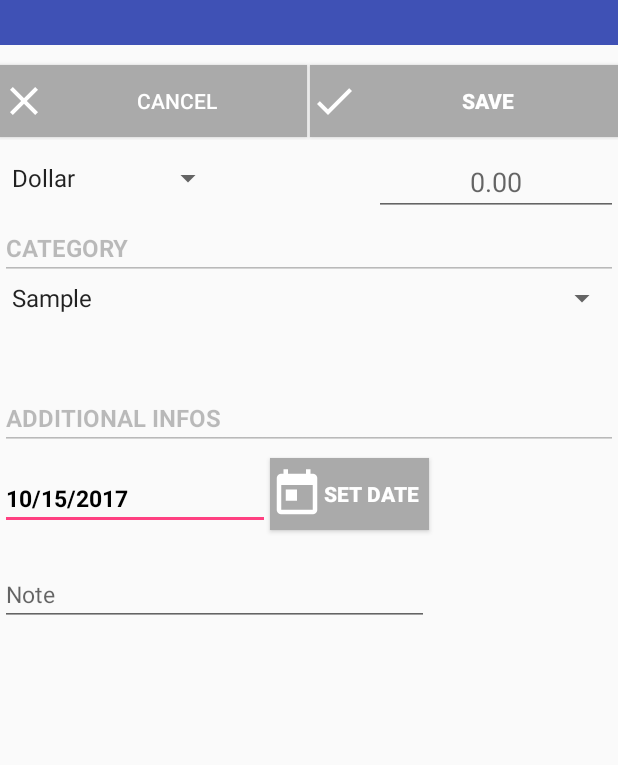
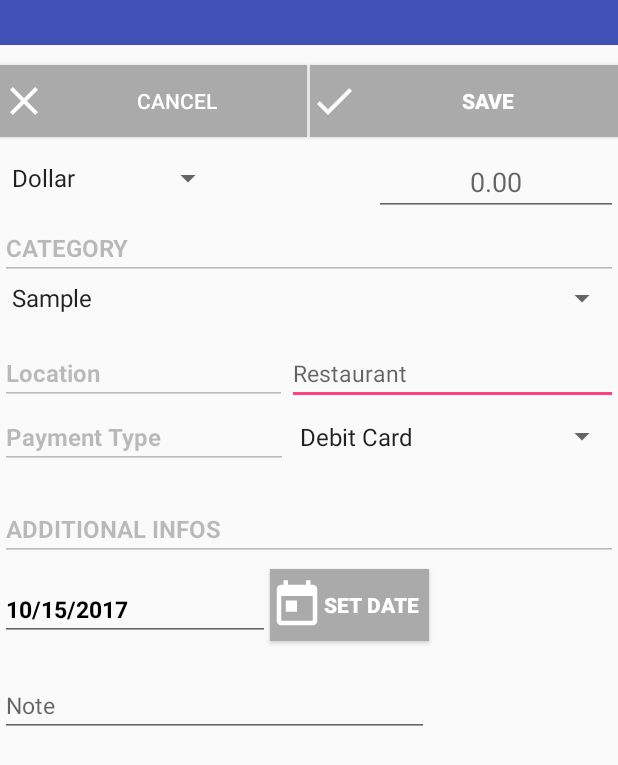
Before and after one commit to tgshelanskey/ManageExpense, an Android app: the Tab2 screen opened directly, with no data from a screen before it, on a phone screen of 412 x 824 dp. Shown: the top 765 px of the screen. Run offline under Robolectric (Android 15) with nearby library versions, the light colour scheme and no system bars; 2 statements that could not run were skipped.

Commit message:
1.Added location and payment type in expense entry page. 2. saves the values of location and payment in sqlite. 3. The data displays in history page.

```diff
--- a/app/src/main/java/com/example/jasper/manageexpense/Edit_expense_List.java
+++ b/app/src/main/java/com/example/jasper/manageexpense/Edit_expense_List.java
@@ -12,13 +12,15 @@ public class Edit_expense_List {
     private double amount;
     private Date date;
     private String note;
+    private String location;
 
-    Edit_expense_List(int id, String name, double amount, Date date, String note){
+    Edit_expense_List(int id, String name, double amount, Date date, String note, String location){
         this.id = id;
         this.name = name;
         this.amount = amount;
         this.date = date;
         this.note = note;
+        this.location =location;
 
     }
 
@@ -59,4 +61,6 @@ public class Edit_expense_List {
     public void setNote(String note) {
         this.note = note;
     }
+
+
 }
--- a/app/src/main/java/com/example/jasper/manageexpense/Edit_expense_adapter.java
+++ b/app/src/main/java/com/example/jasper/manageexpense/Edit_expense_adapter.java
@@ -24,6 +24,7 @@ public class Edit_expense_adapter extends BaseAdapter {
         this.context = context;
         this.lists = lists;
         this.currencyType = currencyType;
+
     }
 
     @Override
--- a/app/src/main/java/com/example/jasper/manageexpense/Tab2.java
+++ b/app/src/main/java/com/example/jasper/manageexpense/Tab2.java
@@ -54,6 +54,8 @@ public class Tab2 extends Activity implements AdapterView.OnItemSelectedListener
     Spinner spinner;
     //pGhale US6 : declaring spinner variable spinnercurrency
     Spinner spinnerCurrency;
+    Spinner spinnerpayment; //pGhale : declaring spinner variable spinnerpayment
+    EditText location;
     private int year, month, day;
     final Context context = this;
 
@@ -69,6 +71,7 @@ public class Tab2 extends Activity implements AdapterView.OnItemSelectedListener
         buttonCancel = (Button) findViewById(R.id.btnCancelExpense);
         spinner = (Spinner) findViewById(R.id.list_spinner);
         spinner.setOnItemSelectedListener(this);
+        location = (EditText) findViewById(R.id.editLocation); //pGhale:
 
         //populate spinner currency object
         //shelanskey, ghale US4, US6 Create currency selector and set its default value
@@ -76,9 +79,13 @@ public class Tab2 extends Activity implements AdapterView.OnItemSelectedListener
         String currencyType = dbHelper.getSetting("CURRENCY");
         int preferredCurrency = CurrencyHandler.lookupPosition(currencyType);
 
-        spinnerCurrency = (Spinner) findViewById(R.id.spinner_unit); //pGhale
+        spinnerCurrency = (Spinner) findViewById(R.id.spinner_unit); //pGhale : populates spinnerCurrency object
         spinnerCurrency.setOnItemSelectedListener(this);
         spinnerCurrency.setSelection(preferredCurrency);
+        loadListView();
+
+        spinnerpayment =(Spinner) findViewById(R.id.payment_spinner); // pghale: populates spinnerpayment object
+        spinnerpayment.setOnItemSelectedListener(this);
         loadListView();
 
         calendar = Calendar.getInstance();
@@ -178,6 +185,8 @@ public class Tab2 extends Activity implements AdapterView.OnItemSelectedListener
                 String notes = note.getText().toString();
                 //pGhale US6: getting the current selected currency
                 String currency = spinnerCurrency.getSelectedItem().toString();
+                String payment =spinnerpayment.getSelectedItem().toString(); //pGhale: getting the current selected payment
+                String locations =location.getText().toString(); //pGhale:
 
                 if (category_add.length() <= 0) {
                     Toast.makeText(getApplicationContext(), "Please Add Category first!", Toast.LENGTH_LONG).show();
@@ -188,7 +197,7 @@ public class Tab2 extends Activity implements AdapterView.OnItemSelectedListener
                 if (category_add.trim().length() > 0) {
                     DBHelper db = new DBHelper(getApplicationContext());
                     //pghale US6: adding currency column to the Add_Expense table
-                    double chkValue = db.insertAdd_Expense(category_add, amount, newDate, notes, currency);//pghale: adding currency column to the Add_Expense table
+                    double chkValue = db.insertAdd_Expense(category_add, amount, newDate, notes, currency, payment,locations);//pghale: adding currency, location and payment columns to the Add_Expense table
                     if (chkValue < 0){
                         Toast.makeText(getApplicationContext(), "Exceeded Budget for " + category_add, Toast.LENGTH_SHORT).show();
                     }
@@ -197,6 +206,7 @@ public class Tab2 extends Activity implements AdapterView.OnItemSelectedListener
                     amount_add.setText("");
                     date_add.setText("");
                     note.setText("");
+                    location.setText("");
 
 
                     InputMethodManager imm = (InputMethodManager)
@@ -214,6 +224,11 @@ public class Tab2 extends Activity implements AdapterView.OnItemSelectedListener
                     InputMethodManager imm_note = (InputMethodManager)
                             getSystemService(Context.INPUT_METHOD_SERVICE);
                     imm_note.hideSoftInputFromWindow(note.getWindowToken(), 0);
+
+                    InputMethodManager imm_location = (InputMethodManager)   //pGhale
+                            getSystemService(Context.INPUT_METHOD_SERVICE);
+                    imm_location.hideSoftInputFromWindow(location.getWindowToken(), 0);
+
                     Toast.makeText(Tab2.this, "New Expense Added!", Toast.LENGTH_LONG).show();
 
                     for (int i = 0; i < category_add.length(); i++) ;
@@ -280,6 +295,7 @@ public class Tab2 extends Activity implements AdapterView.OnItemSelectedListener
         //pGhale US6: getting the current selected currency
         spinnerCurrency.getSelectedItem().toString();
         //Toast.makeText(parent.getContext(), "You Selected: " + label, Toast.LENGTH_SHORT).show();
+        spinnerpayment.getSelectedItem().toString(); //pGhale: getting the current selected payment
     }
 
     @Override
--- a/app/src/main/res/layout/tab4.xml
+++ b/app/src/main/res/layout/tab4.xml
@@ -83,7 +83,7 @@
 
     <LinearLayout
         android:layout_width="match_parent"
-        android:layout_height="100dp"
+        android:layout_height="83dp"
         android:orientation="vertical">
 
         <EditText
@@ -108,6 +108,57 @@
     </LinearLayout>
 
 
+    <LinearLayout
+        android:layout_width="match_parent"
+        android:layout_height="wrap_content"
+        android:orientation="horizontal"
+        android:weightSum="1">
+
+        <EditText
+            android:id="@+id/editText8"
+            android:layout_width="191dp"
+            android:layout_height="wrap_content"
+            android:editable="false"
+            android:enabled="false"
+            android:inputType="textPersonName"
+            android:text="Location"
+            android:textSize="16sp"
+            android:textStyle="bold" />
+
+        <EditText
+            android:id="@+id/editLocation"
+            android:layout_width="match_parent"
+            android:layout_height="wrap_content"
+            android:ems="10"
+            android:hint="Restaurant"
+            android:inputType="textPersonName"
+            android:textSize="15sp" />
+
+    </LinearLayout>
+
+    <LinearLayout
+        android:layout_width="match_parent"
+        android:layout_height="48dp"
+        android:orientation="horizontal">
+
+        <EditText
+            android:id="@+id/editText11"
+            android:layout_width="@android:dimen/thumbnail_width"
+            android:layout_height="wrap_content"
+            android:editable="false"
+            android:enabled="false"
+            android:inputType="textPersonName"
+            android:text="Payment Type"
+            android:textSize="16sp"
+            android:textStyle="bold" />
+
+        <Spinner
+            android:id="@+id/payment_spinner"
+            android:layout_width="match_parent"
+            android:layout_height="42dp"
+            android:entries="@array/paymentlists" />
+    </LinearLayout>
+
     <RelativeLayout
         android:id="@+id/relativeLayout"
         android:layout_width="match_parent"
@@ -116,7 +167,7 @@
         android:layout_alignParentStart="true"
         android:layout_alignParentTop="true"
         android:layout_marginTop="13dp"
-        android:layout_weight="0.43">
+        android:layout_weight="0.64">
 
         <EditText
             android:id="@+id/editText5"
--- a/app/src/main/res/values/strings.xml
+++ b/app/src/main/res/values/strings.xml
@@ -16,6 +16,13 @@
         <item>Pesos</item>
         <item>Rupees</item>
         <item>Euro</item>
+    </string-array>
+
+    <string-array name="paymentlists">
+        <item>Debit Card</item>
+        <item>Credit Card</item>
+        <item>Cash</item>
+        <item>Cheque</item>
     </string-array>
 
     <string-array name="spinnerItems">
```
Also changed, not shown: app/src/main/java/com/example/jasper/manageexpense/AddNewExpense.java (+10 -3 lines), app/src/main/java/com/example/jasper/manageexpense/DBHelper.java (+16 -11 lines), app/src/main/java/com/example/jasper/manageexpense/TabHistory_Week_Adapter.java (+6 -3 lines), app/src/main/java/com/example/jasper/manageexpense/TabHistory_Week_List.java (+17 -3 lines), app/src/main/java/com/example/jasper/manageexpense/Update_AddExpense.java (+8 -3 lines), app/src/main/res/layout/tab_history_week_list.xml (+22 -2 lines).
